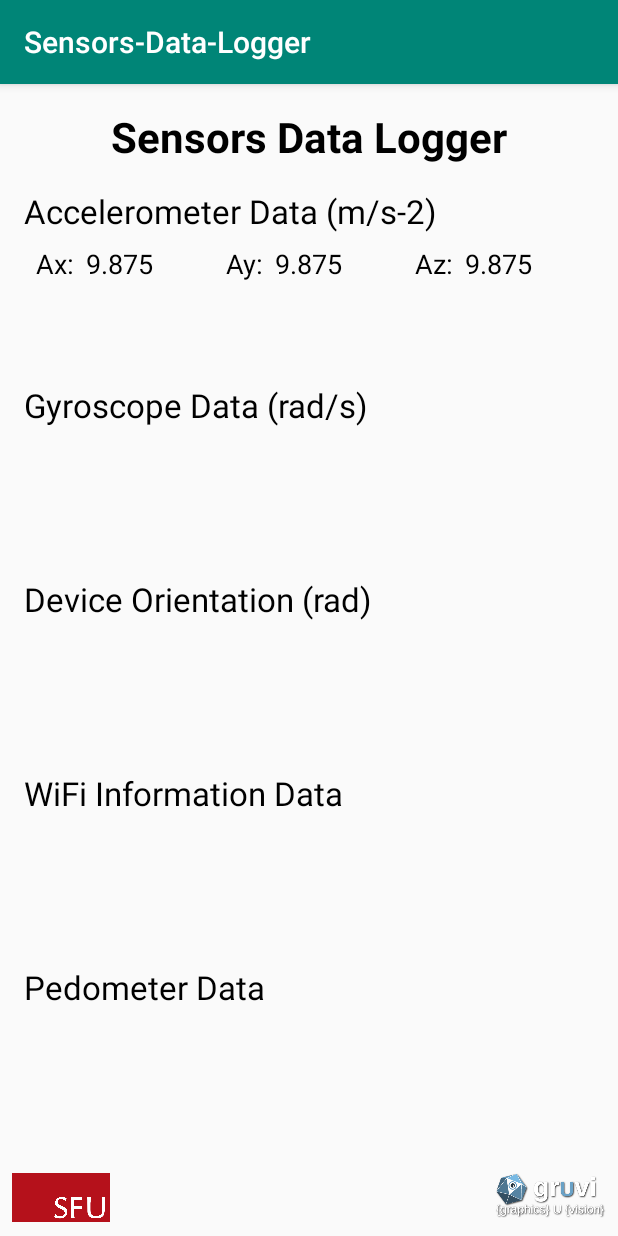
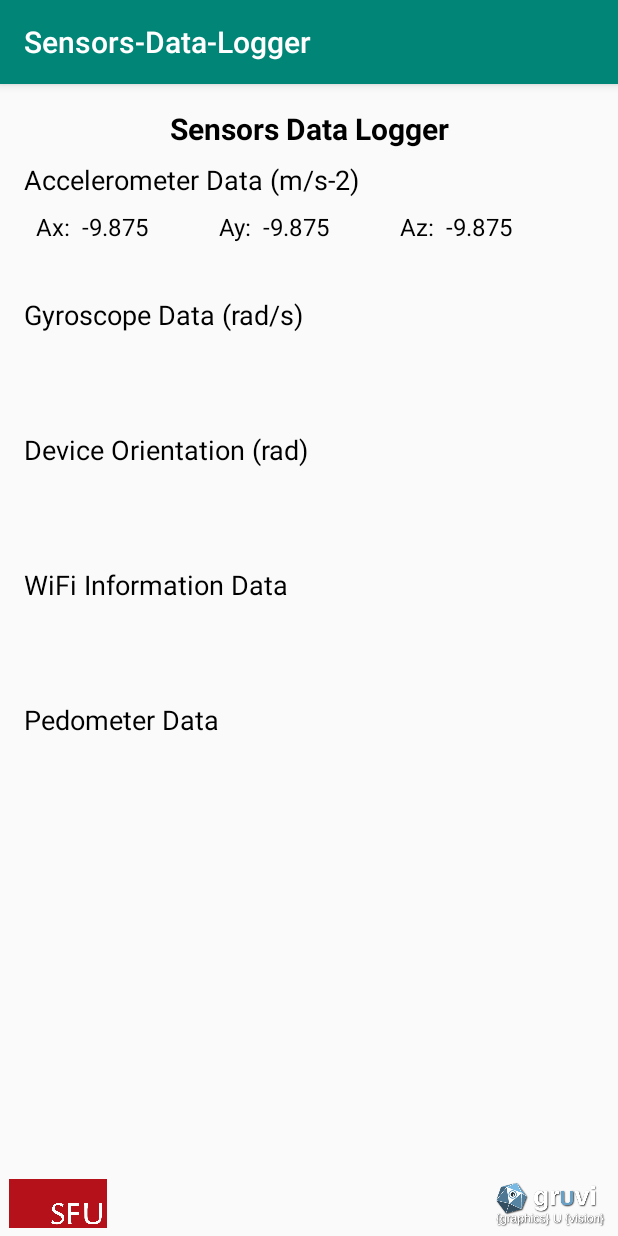
Before and after one commit to PyojinKim/Sensors-Data-Logger, an Android app: the screen it shows after launch (MainActivity), on a phone screen of 412 x 824 dp. Run offline under Robolectric (Android 15) with nearby library versions, the phone set to English and light mode, and no system bars; Roboto replaces fonts that are not available here.

Commit message:
finish accelerometer data part.

```diff
--- a/app/src/main/java/com/pjinkim/sensors_data_logger/MainActivity.java
+++ b/app/src/main/java/com/pjinkim/sensors_data_logger/MainActivity.java
@@ -1,14 +1,102 @@
 package com.pjinkim.sensors_data_logger;
+
+import android.app.Activity;
+import android.content.Context;
+import android.hardware.Sensor;
+import android.hardware.SensorEvent;
+import android.hardware.SensorEventListener;
+import android.hardware.SensorManager;
+import android.os.Bundle;
+import android.util.Log;
+import android.widget.TextView;
 
 import androidx.appcompat.app.AppCompatActivity;
 
-import android.os.Bundle;
+public class MainActivity extends AppCompatActivity implements SensorEventListener {
 
-public class MainActivity extends AppCompatActivity {
+    //
+    private SensorManager mSensorManager;
+    private Sensor mAccelerometer;
+
+    private long timestamp;
+    private float rawAccelDataX, rawAccelDataY, rawAccelDataZ;
+    private TextView axLabel, ayLabel, azLabel;
+
+    private static final String TAG = "MainActivity";
+
 
     @Override
     protected void onCreate(Bundle savedInstanceState) {
         super.onCreate(savedInstanceState);
         setContentView(R.layout.activity_main);
+        initializeViews();
+
+        mSensorManager = (SensorManager) getSystemService(Context.SENSOR_SERVICE);
+        if (mSensorManager.getDefaultSensor(Sensor.TYPE_ACCELEROMETER) != null) {
+
+            mAccelerometer = mSensorManager.getDefaultSensor(Sensor.TYPE_ACCELEROMETER);
+            mSensorManager.registerListener(this, mAccelerometer, SensorManager.SENSOR_DELAY_GAME);
+        } else {
+
+        }
+
+
     }
+
+    public void initializeViews() {
+        axLabel = (TextView) findViewById(R.id.axLabel);
+        ayLabel = (TextView) findViewById(R.id.ayLabel);
+        azLabel = (TextView) findViewById(R.id.azLabel);
+    }
+
+    // onResume() register the accelerometer for listening the events
+    protected void onResume() {
+        super.onResume();
+        mSensorManager.registerListener(this, mAccelerometer, SensorManager.SENSOR_DELAY_GAME);
+    }
+
+    // onPause() unregister the accelerometer for stop listening the events
+    protected void onPause() {
+        super.onPause();
+        mSensorManager.unregisterListener(this);
+    }
+
+    @Override
+    public void onAccuracyChanged(Sensor sensor, int accuracy) {
+
+    }
+
+    @Override
+    public void onSensorChanged(SensorEvent sensorEvent) {
+
+        // clean and update current accelerometer measurements
+        displayCleanValues();
+
+        timestamp = sensorEvent.timestamp;
+        rawAccelDataX = sensorEvent.values[0];
+        rawAccelDataY = sensorEvent.values[1];
+        rawAccelDataZ = sensorEvent.values[2];
+
+        axLabel.setText(String.format("%.3f", rawAccelDataX));
+        ayLabel.setText(String.format("%.3f", rawAccelDataY));
+        azLabel.setText(String.format("%.3f", rawAccelDataZ));
+
+        Log.d(TAG, "onSensorChanged: " + timestamp);
+
+
+
+    }
+
+    public void displayCleanValues() {
+        axLabel.setText("0.0");
+        ayLabel.setText("0.0");
+        azLabel.setText("0.0");
+    }
+
+
+
+
+
+
+
 }
--- a/app/src/main/res/layout/activity_main.xml
+++ b/app/src/main/res/layout/activity_main.xml
@@ -60,7 +60,7 @@
         android:textAlignment="center"
         android:textColor="#000000"
         android:textColorHint="#00000000"
-        android:textSize="28sp"
+        android:textSize="20sp"
         android:textStyle="bold"
         app:layout_constraintEnd_toEndOf="parent"
         app:layout_constraintStart_toStartOf="parent"
@@ -71,12 +71,12 @@
         android:layout_width="wrap_content"
         android:layout_height="wrap_content"
         android:layout_marginStart="16dp"
-        android:layout_marginTop="16dp"
+        android:layout_marginTop="8dp"
         android:fontFamily="@font/roboto"
         android:text="Accelerometer Data (m/s-2)"
         android:textAlignment="textStart"
         android:textColor="#000000"
-        android:textSize="22sp"
+        android:textSize="18sp"
         app:layout_constraintStart_toStartOf="parent"
         app:layout_constraintTop_toBottomOf="@+id/appName" />
 
@@ -90,7 +90,7 @@
         android:text="Ax:"
         android:textAlignment="textEnd"
         android:textColor="#000000"
-        android:textSize="18sp"
+        android:textSize="16sp"
         app:layout_constraintStart_toStartOf="parent"
         app:layout_constraintTop_toBottomOf="@+id/accelerometerTitle" />
 
@@ -98,64 +98,64 @@
         android:id="@+id/textView6"
         android:layout_width="wrap_content"
         android:layout_height="wrap_content"
-        android:layout_marginStart="48dp"
+        android:layout_marginStart="35dp"
         android:fontFamily="@font/roboto"
         android:text="Ay:"
         android:textAlignment="textEnd"
         android:textColor="#000000"
-        android:textSize="18sp"
-        app:layout_constraintBaseline_toBaselineOf="@+id/accelerationX"
-        app:layout_constraintStart_toEndOf="@+id/accelerationX" />
+        android:textSize="16sp"
+        app:layout_constraintBaseline_toBaselineOf="@+id/axLabel"
+        app:layout_constraintStart_toEndOf="@+id/axLabel" />
 
     <TextView
         android:id="@+id/textView7"
         android:layout_width="wrap_content"
         android:layout_height="wrap_content"
-        android:layout_marginStart="48dp"
+        android:layout_marginStart="35dp"
         android:fontFamily="@font/roboto"
         android:text="Az:"
         android:textAlignment="textEnd"
         android:textColor="#000000"
-        android:textSize="18sp"
-        app:layout_constraintBaseline_toBaselineOf="@+id/accelerationY"
-        app:layout_constraintStart_toEndOf="@+id/accelerationY" />
+        android:textSize="16sp"
+        app:layout_constraintBaseline_toBaselineOf="@+id/ayLabel"
+        app:layout_constraintStart_toEndOf="@+id/ayLabel" />
 
     <TextView
-        android:id="@+id/accelerationX"
-        android:layout_width="wrap_content"
+        android:id="@+id/axLabel"
+        android:layout_width="55dp"
         android:layout_height="wrap_content"
         android:layout_marginStart="8dp"
         android:fontFamily="@font/roboto"
-        android:text="9.875"
+        android:text="-9.875"
         android:textAlignment="textStart"
         android:textColor="#000000"
-        android:textSize="18sp"
+        android:textSize="16sp"
         app:layout_constraintBaseline_toBaselineOf="@+id/textView5"
         app:layout_constraintStart_toEndOf="@+id/textView5" />
 
     <TextView
-        android:id="@+id/accelerationY"
-        android:layout_width="wrap_content"
+        android:id="@+id/ayLabel"
+        android:layout_width="55dp"
         android:layout_height="wrap_content"
         android:layout_marginStart="8dp"
         android:fontFamily="@font/roboto"
-        android:text="9.875"
+        android:text="-9.875"
         android:textAlignment="textStart"
         android:textColor="#000000"
-        android:textSize="18sp"
+        android:textSize="16sp"
         app:layout_constraintBaseline_toBaselineOf="@+id/textView6"
         app:layout_constraintStart_toEndOf="@+id/textView6" />
 
     <TextView
-        android:id="@+id/accelerationZ"
-        android:layout_width="wrap_content"
+        android:id="@+id/azLabel"
+        android:layout_width="55dp"
         android:layout_height="wrap_content"
         android:layout_marginStart="8dp"
         android:fontFamily="@font/roboto"
-        android:text="9.875"
+        android:text="-9.875"
         android:textAlignment="textStart"
         android:textColor="#000000"
-        android:textSize="18sp"
+        android:textSize="16sp"
         app:layout_constraintBaseline_toBaselineOf="@+id/textView7"
         app:layout_constraintStart_toEndOf="@+id/textView7" />
 
@@ -164,12 +164,12 @@
         android:layout_width="wrap_content"
         android:layout_height="wrap_content"
         android:layout_marginStart="16dp"
-        android:layout_marginTop="100dp"
+        android:layout_marginTop="65dp"
         android:fontFamily="@font/roboto"
         android:text="Gyroscope Data (rad/s)"
         android:textAlignment="textStart"
         android:textColor="#000000"
-        android:textSize="22sp"
+        android:textSize="18sp"
         app:layout_constraintStart_toStartOf="parent"
         app:layout_constraintTop_toBottomOf="@+id/accelerometerTitle" />
 
@@ -178,12 +178,12 @@
         android:layout_width="wrap_content"
         android:layout_height="wrap_content"
         android:layout_marginStart="16dp"
-        android:layout_marginTop="100dp"
+        android:layout_marginTop="65dp"
         android:fontFamily="@font/roboto"
         android:text="Device Orientation (rad)"
         android:textAlignment="textStart"
         android:textColor="#000000"
-        android:textSize="22sp"
+        android:textSize="18sp"
         app:layout_constraintStart_toStartOf="parent"
         app:layout_constraintTop_toBottomOf="@+id/gyroscopeTitle" />
 
@@ -192,12 +192,12 @@
         android:layout_width="wrap_content"
         android:layout_height="wrap_content"
         android:layout_marginStart="16dp"
-        android:layout_marginTop="100dp"
+        android:layout_marginTop="65dp"
         android:fontFamily="@font/roboto"
         android:text="WiFi Information Data"
         android:textAlignment="textStart"
         android:textColor="#000000"
-        android:textSize="22sp"
+        android:textSize="18sp"
         app:layout_constraintStart_toStartOf="parent"
         app:layout_constraintTop_toBottomOf="@+id/deviceOrientationTitle" />
 
@@ -206,12 +206,12 @@
         android:layout_width="wrap_content"
         android:layout_height="wrap_content"
         android:layout_marginStart="16dp"
-        android:layout_marginTop="100dp"
+        android:layout_marginTop="65dp"
         android:fontFamily="@font/roboto"
         android:text="Pedometer Data"
         android:textAlignment="textStart"
         android:textColor="#000000"
-        android:textSize="22sp"
+        android:textSize="18sp"
         app:layout_constraintStart_toStartOf="parent"
         app:layout_constraintTop_toBottomOf="@+id/wifiInformationTitle" />
 
@@ -219,8 +219,8 @@
         android:id="@+id/imageView1"
         android:layout_width="65dp"
         android:layout_height="35dp"
-        android:layout_marginStart="8dp"
-        android:layout_marginBottom="8dp"
+        android:layout_marginStart="6dp"
+        android:layout_marginBottom="4dp"
         app:layout_constraintBottom_toBottomOf="parent"
         app:layout_constraintStart_toStartOf="parent"
         app:srcCompat="@drawable/sfu_logo" />
@@ -230,7 +230,7 @@
         android:layout_width="74dp"
         android:layout_height="38dp"
         android:layout_marginEnd="8dp"
-        android:layout_marginBottom="8dp"
+        android:layout_marginBottom="2dp"
         app:layout_constraintBottom_toBottomOf="parent"
         app:layout_constraintEnd_toEndOf="parent"
         app:srcCompat="@drawable/gruvi_logo" />
```
